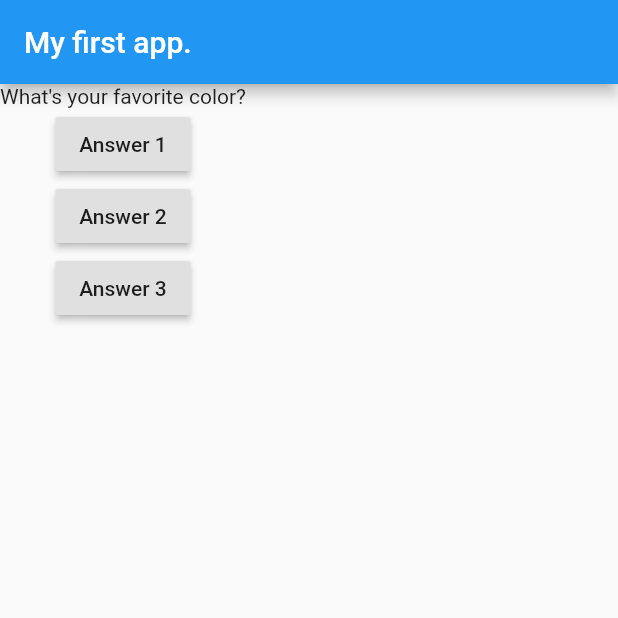
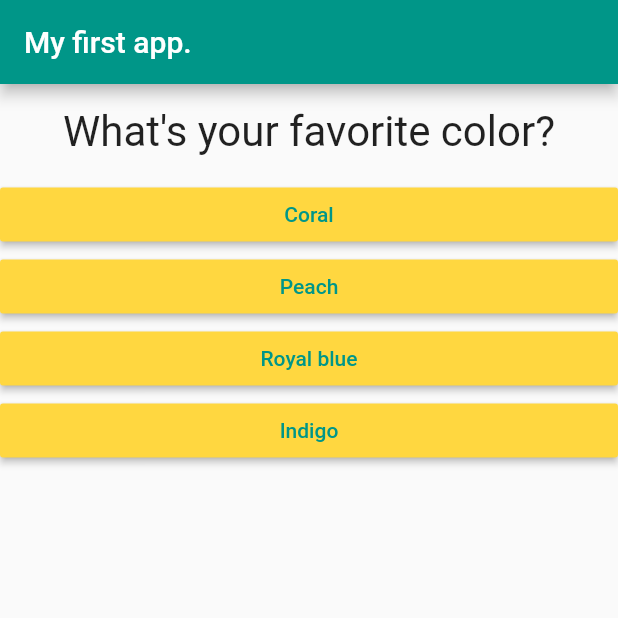
Before and after one commit to sarohabhawna/flutter-apps, a Flutter app: the screen it shows after launch, on a phone screen of 412 x 824 dp, the top half of it. Run offline on Flutter 3.47's test engine with Material 2 defaults, Android fonts, the phone set to English and light mode, and no system bars.

```diff
--- /dev/null
+++ b/lib/answer.dart
@@ -0,0 +1,21 @@
+import "package:flutter/material.dart";
+
+class Answer extends StatelessWidget {
+  final Function buttonHandler;
+  final String answerText;
+
+  Answer(this.buttonHandler, this.answerText);
+
+  @override
+  Widget build(BuildContext context) {
+    return Container(
+      width: double.infinity,
+      child: RaisedButton(
+        color: Colors.amberAccent,
+        textColor: Colors.teal,
+        child: Text(answerText),
+        onPressed: buttonHandler,
+      ),
+    );
+  }
+}
--- a/lib/main.dart
+++ b/lib/main.dart
@@ -1,4 +1,6 @@
 import "package:flutter/material.dart";
+import "./question.dart";
+import "./answer.dart";
 
 void main() {
   runApp(MyApp());
@@ -24,30 +26,34 @@ class _MyAppState extends State<MyApp> {
 
   @override // overides the build method of statelesswidget
   Widget build(BuildContext context) {
-    var questions = [
-      'What\'s your favorite color?',
-      'What\'s your favorite animal?',
+    const questions = const [
+      {
+        'question': 'What\'s your favorite color?',
+        'answers': ['Coral', 'Peach', 'Royal blue', 'Indigo'],
+      },
+      {
+        'question': 'What\'s your favorite animal?',
+        'answers': ['Dog', 'Koala', 'Cat', 'Unicorn'],
+      },
+      {
+        'question': 'What\'s your favorite instruction?',
+        'answers': ['Max', 'Brad', "V", 'Manu'],
+      },
     ];
     return MaterialApp(
       home: Scaffold(
         appBar: AppBar(
           title: Text('My first app.'),
+          backgroundColor: Colors.teal,
         ),
         body: Column(
           children: [
-            Text(questions[_questionIndex]),
-            RaisedButton(
-              child: Text('Answer 1'),
-              onPressed: _answerQuestion,
-            ),
-            RaisedButton(
-              child: Text('Answer 2'),
-              onPressed: _answerQuestion,
-            ),
-            RaisedButton(
-              child: Text('Answer 3'),
-              onPressed: _answerQuestion,
-            ),
+            Question(questions[_questionIndex]['question']),
+            ...(questions[_questionIndex]['answers'] as List<String>)
+                .map((answer) {
+              // ... is spread operator which now adds individual elements of this list to the parent list and prevents creating a nested list
+              return Answer(_answerQuestion, answer);
+            }).toList()
           ],
         ),
       ),
--- /dev/null
+++ b/lib/question.dart
@@ -0,0 +1,21 @@
+import "package:flutter/material.dart";
+
+class Question extends StatelessWidget {
+  final String
+      questionText; // final tells that this value will never change after its initialization kind of like const in JS
+  Question(this.questionText);
+  @override
+  Widget build(BuildContext context) {
+    return Container(
+      width: double.infinity, // takes as much space as it can
+      margin: EdgeInsets.all(15), // margin, padding works exactly like CSS
+      child: Text(
+        questionText,
+        style: TextStyle(
+          fontSize: 28,
+        ),
+        textAlign: TextAlign.center,
+      ),
+    );
+  }
+}
```
